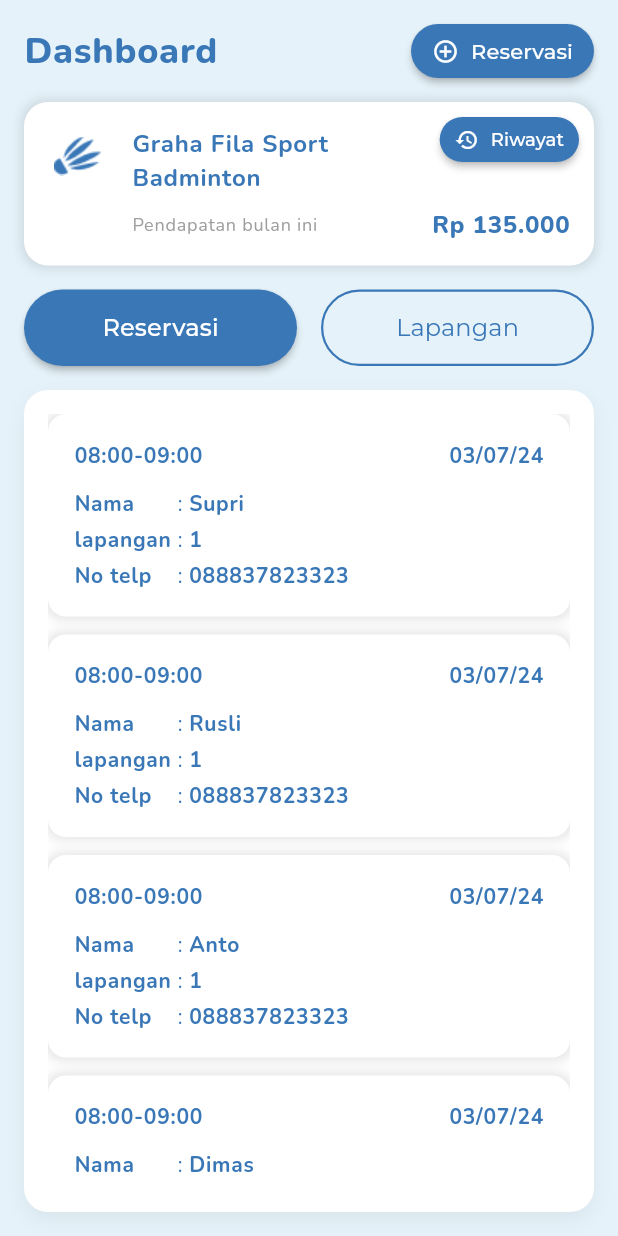
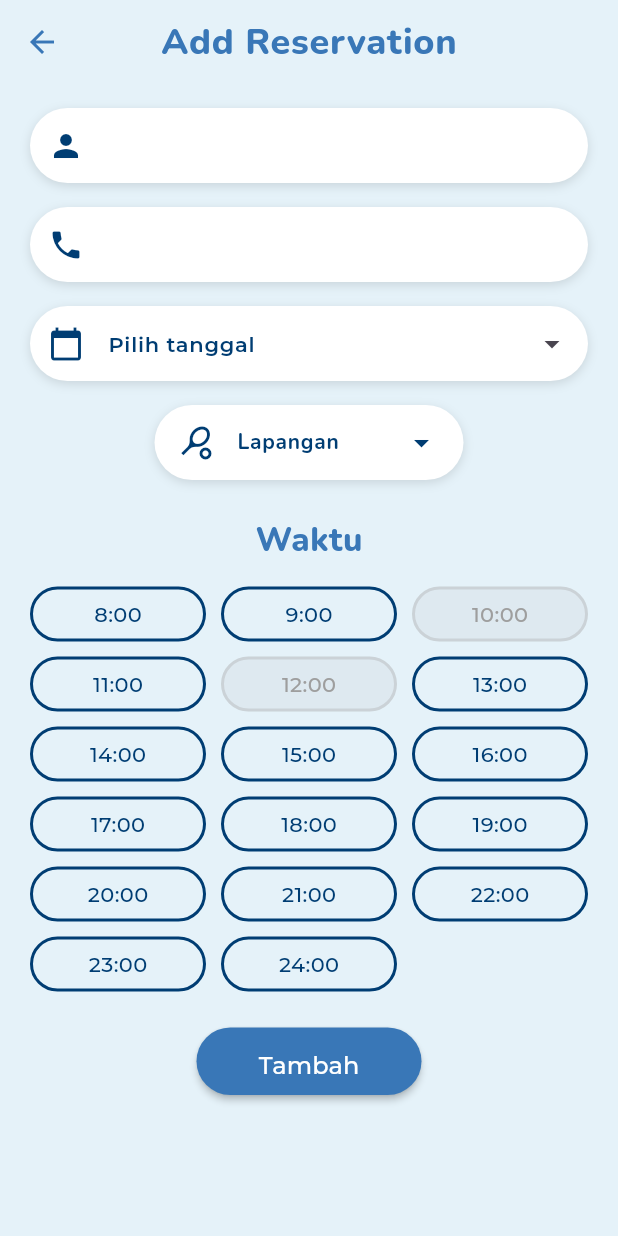
Before and after one commit to Myayam1/graha_fila_app, a Flutter app: the screen it shows after launch, on a phone screen of 412 x 824 dp. Run offline on Flutter 3.47's test engine with Material 3 defaults, Android fonts, the phone set to English and light mode, and no system bars; our stand-ins replace get, google_fonts.

Commit message:
feat : [FK] add reservasi page

```diff
--- a/lib/main.dart
+++ b/lib/main.dart
@@ -1,6 +1,8 @@
 import 'package:flutter/material.dart';
 import 'package:get/get_navigation/src/root/get_material_app.dart';
 import 'package:grafil_app/pages/dashboard/dashboardreservasipage.dart';
+import 'package:grafil_app/pages/login/loginpage.dart';
+import 'package:grafil_app/pages/reservasi/addreservasipage.dart';
 
 void main() {
   runApp(const MyApp());
@@ -9,11 +11,11 @@ void main() {
 class MyApp extends StatelessWidget {
   const MyApp({super.key});
 
-  // This widget is the root of your application.
+
   @override
   Widget build(BuildContext context) {
     return GetMaterialApp(
-        home: DashboardPage(),
+        home: AddReservationPage(),
     );
   }
 }
--- /dev/null
+++ b/lib/pages/reservasi/addreservasipage.dart
@@ -0,0 +1,371 @@
+import 'package:flutter/material.dart';
+import 'package:grafil_app/widget/mybutton.dart';
+import 'package:grafil_app/widget/mycolor.dart';
+import 'package:grafil_app/widget/mytext.dart';
+import 'package:grafil_app/widget/mytextfield.dart';
+import 'package:grafil_app/widget/mytimebox.dart';
+import 'package:intl/intl.dart';
+
+class AddReservationPage extends StatelessWidget {
+  AddReservationPage({Key? key}) : super(key: key);
+
+  // Controller untuk textfield
+  final TextEditingController nameController = TextEditingController();
+  final TextEditingController phoneController = TextEditingController();
+  final TextEditingController dateController = TextEditingController();
+
+  // Untuk menyimpan pilihan lapangan
+  final ValueNotifier<String> selectedField = ValueNotifier<String>("Lapangan");
+
+  final ValueNotifier<Map<String, String>> timeSlots =
+      ValueNotifier<Map<String, String>>({
+        "8:00": "available",
+        "9:00": "available",
+        "10:00": "booked",
+        "11:00": "available",
+        "12:00": "booked",
+        "13:00": "available",
+        "14:00": "available",
+        "15:00": "available",
+        "16:00": "available",
+        "17:00": "available",
+        "18:00": "available",
+        "19:00": "available",
+        "20:00": "available",
+        "21:00": "available",
+        "22:00": "available",
+        "23:00": "available",
+        "24:00": "available",
+      });
+
+  // Untuk menyimpan tanggal yang dipilih
+  final ValueNotifier<DateTime?> selectedDate = ValueNotifier<DateTime?>(null);
+
+  @override
+  Widget build(BuildContext context) {
+    return Scaffold(
+      backgroundColor: Mycolors.background,
+      appBar: AppBar(
+        backgroundColor: Mycolors.background,
+        elevation: 0,
+        leading: IconButton(
+          icon: Icon(Icons.arrow_back, color: Mycolors.blue),
+          onPressed: () => Navigator.of(context).pop(),
+        ),
+
+        // text judul di paling ats
+        title: MyText(
+          text: "Add Reservation",
+          fontSize: 24,
+          textcolor: Mycolors.blue,
+          fontWeight: FontWeight.w800,
+        ),
+        centerTitle: true,
+      ),
+      body: SingleChildScrollView(
+        child: Padding(
+          padding: const EdgeInsets.symmetric(horizontal: 20),
+          child: Column(
+            crossAxisAlignment: CrossAxisAlignment.start,
+            children: [
+              // ini textfield nama
+              SizedBox(height: 16),
+              MyTextField(
+                controller: nameController,
+                iconlogo: Icon(Icons.person, color: Mycolors.darkBlue),
+                width: double.infinity,
+                height: 50,
+                borderRadius: 25,
+              ),
+
+              // ini textfield no telp
+              SizedBox(height: 16),
+              MyTextField(
+                controller: phoneController,
+                iconlogo: Icon(Icons.phone, color: Mycolors.darkBlue),
+                width: double.infinity,
+                height: 50,
+                borderRadius: 25,
+              ),
+
+              // ini datepicker nya
+              SizedBox(height: 16),
+
+                GestureDetector(
+                  onTap: () => _selectDate(context),
+                  child: AbsorbPointer(
+                    child: MyTextField(
+                      suffixIcon: Icon(Icons.arrow_drop_down),
+                      controller: dateController,
+                      hintText: "Pilih tanggal",
+                      fontWeight: FontWeight.w600,
+                      textcolor: Mycolors.darkBlue,
+                      iconlogo: Icon(
+                        Icons.calendar_today,
+                        color: Mycolors.darkBlue,
+                      ),
+                      width: double.infinity,
+                      height: 50,
+                      borderRadius: 25,
+                    ),
+                  ),
+                ),
+
+
+              // ini dropdown lapangan
+              SizedBox(height: 16),
+              Center(
+                child: ValueListenableBuilder<String>(
+                  valueListenable: selectedField,
+                  builder: (context, value, child) {
+                    return Container(
+                      width: MediaQuery.of(context).size.width * 0.5,
+                      height: 50,
+                      decoration: BoxDecoration(
+                        color: Colors.white,
+                        borderRadius: BorderRadius.circular(25),
+                        boxShadow: [
+                          BoxShadow(
+                            color: Colors.black12,
+                            blurRadius: 5,
+                            offset: Offset(0, 2),
+                          ),
+                        ],
+                      ),
+                      child: Padding(
+                        padding: const EdgeInsets.symmetric(horizontal: 16),
+                        child: DropdownButtonHideUnderline(
+                          child: DropdownButton<String>(
+                            value: value,
+                            icon: Icon(
+                              Icons.arrow_drop_down,
+                              color: Mycolors.darkBlue,
+                            ),
+                            isExpanded: true,
+                            style: TextStyle(color: Mycolors.grey),
+                            onChanged: (String? newValue) {
+                              if (newValue != null) {
+                                selectedField.value = newValue;
+                              }
+                            },
+                            items:
+                                <String>[
+                                  'Lapangan',
+                                  'Lapangan 1',
+                                  'Lapangan 2',
+                                  'Lapangan 3',
+                                ].map<DropdownMenuItem<String>>((String value) {
+                                  return DropdownMenuItem<String>(
+                                    value: value,
+                                    child: Row(
+                                      children: [
+                                        Icon(
+                                          Icons.sports_tennis,
+                                          color: Mycolors.darkBlue,
+                                        ),
+                                        SizedBox(width: 15),
+                                        MyText(
+                                          text: value,
+                                          textcolor: Mycolors.darkBlue,
+                                          fontWeight: FontWeight.w700,
+                                        ),
+                                      ],
+                                    ),
+                                  );
+                                }).toList(),
+                          ),
+                        ),
+                      ),
+                    );
+                  },
+                ),
+              ),
+
+              // Text waktu
+              SizedBox(height: 24),
+              Center(
+                child: MyText(
+                  text: "Waktu",
+                  fontSize: 22,
+                  textcolor: Mycolors.blue,
+                  fontWeight: FontWeight.w800,
+                ),
+              ),
+
+              SizedBox(height: 16),
+              ValueListenableBuilder<Map<String, String>>(
+                valueListenable: timeSlots,
+                builder: (context, slotsMap, child) {
+                  return _buildTimeGrid(context, slotsMap);
+                },
+              ),
+
+              // button tambah
+              SizedBox(height: 24),
+              Center(
+                child: MyButton(
+                  text: "Tambah",
+                  onPressed: () => _handleReservation(context),
+                  buttonbackgroundColor: Mycolors.blue,
+                  textColor: Mycolors.white,
+                  width: 150,
+                  height: 45,
+                  borderRadius: 25,
+                ),
+              ),
+              SizedBox(height: 24),
+            ],
+          ),
+        ),
+      ),
+    );
+  }
+
+  Widget _buildTimeGrid(BuildContext context, Map<String, String> slotsMap) {
+    List<String> times = [
+      "8:00",
+      "9:00",
+      "10:00",
+      "11:00",
+      "12:00",
+      "13:00",
+      "14:00",
+      "15:00",
+      "16:00",
+      "17:00",
+      "18:00",
+      "19:00",
+      "20:00",
+      "21:00",
+      "22:00",
+      "23:00",
+      "24:00",
+    ];
+
+    return GridView.builder(
+      shrinkWrap: true,
+      physics: NeverScrollableScrollPhysics(),
+      gridDelegate: SliverGridDelegateWithFixedCrossAxisCount(
+        crossAxisCount: 3,
+        childAspectRatio: 3.2,
+        crossAxisSpacing: 10,
+        mainAxisSpacing: 10,
+      ),
+      itemCount: times.length,
+      itemBuilder: (context, index) {
+        final time = times[index];
+        final status = slotsMap[time] ?? "available";
+
+        return MyTimeBox.withStatus(
+          time: time,
+          status: status,
+          primaryColor: Mycolors.blue,
+          disabledColor: Mycolors.grey,
+          borderWidth: 2,
+          borderRadius: 30,
+          onTap: () {
+            if (status == "available") {
+              final updatedSlots = Map<String, String>.from(slotsMap);
+              updatedSlots[time] = "selected";
+              timeSlots.value = updatedSlots;
+            } else if (status == "selected") {
+              final updatedSlots = Map<String, String>.from(slotsMap);
+              updatedSlots[time] = "available";
+              timeSlots.value = updatedSlots;
+            }
+          },
+        );
+      },
+    );
+  }
+
+  Future<void> _selectDate(BuildContext context) async {
+    final DateTime now = DateTime.now();
+    final DateTime firstDate = now;
+
+    final DateTime? picked = await showDatePicker(
+      context: context,
+      initialDate: now,
+      firstDate: firstDate,
+      lastDate: DateTime(now.year + 1),
+      builder: (context, child) {
+        return Theme(
+          data: ThemeData.light().copyWith(
+            colorScheme: ColorScheme.light(primary: Mycolors.blue),
+          ),
+          child: child!,
+        );
+      },
+    );
+
+    if (picked != null) {
+      final String formattedDate = DateFormat('dd/MM/yyyy').format(picked);
+      dateController.text = formattedDate;
+
+      // Simpan tanggal yang dipilih
+      selectedDate.value = picked;
+    }
+  }
+
+  void _handleReservation(BuildContext context) {
+    // Validasi input dasar
+    if (nameController.text.isEmpty ||
+        phoneController.text.isEmpty ||
+        dateController.text.isEmpty ||
+        selectedField.value == "Lapangan") {
+      // Tampilkan pesan error
+      ScaffoldMessenger.of(context).showSnackBar(
+        SnackBar(
+          content: Text("Harap lengkapi semua data"),
+          backgroundColor: Colors.red,
+        ),
+      );
+      return;
+    }
+
+    // Cek apakah ada waktu yang dipilih
+    bool anyTimeSelected = timeSlots.value.values.contains("selected");
+    if (!anyTimeSelected) {
+      ScaffoldMessenger.of(context).showSnackBar(
+        SnackBar(
+          content: Text("Harap pilih minimal satu slot waktu"),
+          backgroundColor: Colors.red,
+        ),
+      );
+      return;
+    }
+
+    // Ambil waktu yang dipilih
+    List<String> selectedTimes = [];
+    timeSlots.value.forEach((time, status) {
+      if (status == "selected") {
+        selectedTimes.add(time);
+      }
+    });
+
+    // Tampilkan konfirmasi reservasi (Cuiman UI)
+    ScaffoldMessenger.of(context).showSnackBar(
+      SnackBar(
+        content: Text(
+          "Reservasi berhasil ditambahkan untuk ${selectedTimes.join(', ')}!",
+        ),
+        backgroundColor: Colors.green,
+      ),
+    );
+
+    // Ini untuk reset jika sudah beres semua
+    nameController.clear();
+    phoneController.clear();
+    dateController.clear();
+    selectedField.value = "Lapangan";
+
+    // ini untuk reset waktunya
+    Map<String, String> resetSlots = {};
+    timeSlots.value.forEach((time, _) {
+      resetSlots[time] = "available";
+    });
+    timeSlots.value = resetSlots;
+
+    selectedDate.value = null;
+  }
+}
--- a/lib/widget/mytextfield.dart
+++ b/lib/widget/mytextfield.dart
@@ -1,18 +1,25 @@
 import 'package:flutter/material.dart';
 import 'package:google_fonts/google_fonts.dart';
+import 'package:grafil_app/widget/mycolor.dart';
+import 'package:intl/intl.dart';
 
-class MyTextField extends StatelessWidget {
+
+class MyTextField extends StatefulWidget {
   final TextEditingController? controller;
   final String? hintText;
   final bool obscureText;
   final Widget? iconlogo;
+  final Widget? suffixIcon;
   final Color? iconColor;
   final double width;
   final double height;
   final double borderRadius;
+  final Color? textcolor;
+  final FontWeight? fontWeight;
   final TextStyle? textStyle;
-  final Color? textColor;
+  final TextStyle? hintTextStyle;
   final EdgeInsetsGeometry? margin;
+  final bool isDatePicker;
 
   const MyTextField({
     super.key,
@@ -20,42 +27,105 @@ class MyTextField extends StatelessWidget {
     this.hintText,
     this.obscureText = false,
     this.iconlogo,
+    this.suffixIcon,
     this.iconColor,
+    this.textcolor,
+    this.fontWeight,
     required this.width,
     required this.height,
     required this.borderRadius,
     this.textStyle,
-    this.textColor,
+    this.hintTextStyle,
     this.margin,
+    this.isDatePicker = false,
   });
+
+  @override
+  State<MyTextField> createState() => _MyTextFieldState();
+}
+
+class _MyTextFieldState extends State<MyTextField> {
+  DateTime? selectedDate;
 
   @override
   Widget build(BuildContext context) {
     return Container(
-      width: width,
-      height: height,
-      margin: margin,
+      width: widget.width,
+      height: widget.height,
+      margin: widget.margin,
       decoration: BoxDecoration(
         color: Colors.white,
-        borderRadius: BorderRadius.circular(borderRadius),
+        borderRadius: BorderRadius.circular(widget.borderRadius),
         boxShadow: [
           BoxShadow(
             color: Colors.black12,
             blurRadius: 5,
-            offset: Offset(0, 2),
+            offset: const Offset(0, 2),
           ),
         ],
       ),
-      child: TextField(
-        controller: controller ?? TextEditingController(),
-        obscureText: obscureText,
-        style: textStyle ?? GoogleFonts.montserrat(color: textColor ?? Colors.black),
-        decoration: InputDecoration(
-          hintText: hintText,
-          hintStyle: GoogleFonts.montserrat(color: (textColor ?? Colors.black).withOpacity(0.6)),
-          border: InputBorder.none,
-          contentPadding: const EdgeInsets.symmetric(horizontal: 20, vertical: 15),
-          prefixIcon: iconlogo,
+      child: Center(
+        child: TextField(
+          controller: widget.controller ?? TextEditingController(),
+          obscureText: widget.obscureText,
+          style: widget.textStyle ?? GoogleFonts.montserrat(
+                color: widget.textcolor ?? Colors.black,
+                fontSize: 14,
+                fontWeight: widget.fontWeight ?? FontWeight.normal
+          ),
+          readOnly: widget.isDatePicker,
+          onTap: widget.isDatePicker
+              ? () async {
+                  DateTime now = DateTime.now();
+                  DateTime initialDate = selectedDate ?? now;
+
+                  DateTime? pickedDate = await showDatePicker(
+                    context: context,
+                    initialDate: initialDate,
+                    firstDate: now,
+                    lastDate: DateTime(2100),
+                    builder: (context, child) {
+                      return Theme(
+                        data: ThemeData(
+                          colorScheme: ColorScheme.light(
+                            primary: Mycolors.blue,
+                            onPrimary: Mycolors.background,
+                            onSurface: Mycolors.darkBlue,
+                          ),
+                          textButtonTheme: TextButtonThemeData(
+                            style: TextButton.styleFrom(
+                              foregroundColor: Mycolors.darkBlue,
+                            ),
+                          ),
+                        ),
+                        child: child!,
+                      );
+                    },
+                  );
+
+                  if (pickedDate != null) {
+                    setState(() {
+                      selectedDate = pickedDate;
+                      widget.controller?.text = DateFormat('dd-MM-yyyy').format(pickedDate);
+                    });
+                  }
+                }
+              : null,
+          decoration: InputDecoration(
+            hintText: widget.hintText,
+            hintStyle: widget.hintTextStyle ??
+                GoogleFonts.montserrat(
+                  color: widget.textcolor ?? Colors.black,
+                  fontSize: 14,
+                  fontWeight: widget.fontWeight ?? FontWeight.normal
+
+                ),
+            border: InputBorder.none,
+            contentPadding: const EdgeInsets.symmetric(horizontal: 20),
+            prefixIcon: widget.iconlogo,
+            suffixIcon: widget.suffixIcon,
+          ),
+          textAlignVertical: TextAlignVertical.center,
         ),
       ),
     );
--- /dev/null
+++ b/lib/widget/mytimebox.dart
@@ -0,0 +1,115 @@
+import 'package:flutter/material.dart';
+import 'package:google_fonts/google_fonts.dart';
+import 'package:grafil_app/widget/mycolor.dart';
+
+class MyTimeBox extends StatelessWidget {
+  final String time;
+  final String status;
+  final Color backgroundColor;
+  final Color textColor;
+  final Color borderColor;
+  final double borderWidth;
+  final double borderRadius;
+  final VoidCallback? onTap;
+  final bool isDisabled;
+
+  const MyTimeBox({
+    Key? key,
+    required this.time,
+    this.status = "available",
+    this.backgroundColor = Colors.white,
+    this.textColor = Colors.blue,
+    this.borderColor = Colors.blue,
+    this.borderWidth = 1.0,
+    this.borderRadius = 25.0,
+    this.onTap,
+    this.isDisabled = false,
+  }) : super(key: key);
+
+
+  factory MyTimeBox.withStatus({
+    required String time,
+    required String status,
+    required Color primaryColor,
+    required Color disabledColor,
+    VoidCallback? onTap,
+    double borderWidth = 1.0,
+    double borderRadius = 25.0,
+  }) {
+    switch (status) {
+      case "available":
+        return MyTimeBox(
+          time: time,
+          status: status,
+          backgroundColor: Mycolors.background,
+          textColor: Mycolors.darkBlue,
+          borderColor: Mycolors.darkBlue,
+          borderWidth: borderWidth,
+          borderRadius: borderRadius,
+          onTap: onTap,
+        );
+      case "selected":
+        return MyTimeBox(
+          time: time,
+          status: status,
+          backgroundColor: primaryColor.withOpacity(0.6),
+          textColor: Colors.white,
+          borderColor: primaryColor.withOpacity(0.6),
+          borderWidth: borderWidth,
+          borderRadius: borderRadius,
+          onTap: onTap,
+        );
+      case "booked":
+        return MyTimeBox(
+          time: time,
+          status: status,
+          backgroundColor: disabledColor.withOpacity(0.1),
+          textColor: disabledColor,
+          borderColor: disabledColor.withOpacity(0.3),
+          borderWidth: borderWidth,
+          borderRadius: borderRadius,
+          isDisabled: true,
+          onTap: null,
+        );
+      default:
+        return MyTimeBox(
+          time: time,
+          status: "available",
+          backgroundColor: Mycolors.background,
+          textColor: primaryColor,
+          borderColor: primaryColor.withOpacity(0.5),
+          borderWidth: borderWidth,
+          borderRadius: borderRadius,
+          onTap: onTap,
+        );
+    }
+  }
+
+  @override
+  Widget build(BuildContext context) {
+    return GestureDetector(
+      onTap: isDisabled ? null : onTap,
+      child: Container(
+        decoration: BoxDecoration(
+          color: backgroundColor,
+          borderRadius: BorderRadius.circular(borderRadius),
+          border: Border.all(
+            color: borderColor,
+            width: borderWidth,
+          ),
+        ),
+        child: Center(
+          child: Text(
+            time,
+            style: GoogleFonts.montserrat(
+              color: textColor,
+              fontWeight: status == "selected"
+                  ? FontWeight.w600
+                  : FontWeight.w500,
+            ),
+          ),
+        ),
+      ),
+    );
+  }
+}
--- a/pubspec.yaml
+++ b/pubspec.yaml
@@ -38,6 +38,7 @@ dependencies:
   sqflite: ^2.3.3+1
   get: ^4.6.6
   http: ^1.2.1
+  intl: ^0.19.0
 
 dev_dependencies:
   flutter_test:
```
Also changed, not shown: pubspec.lock.
